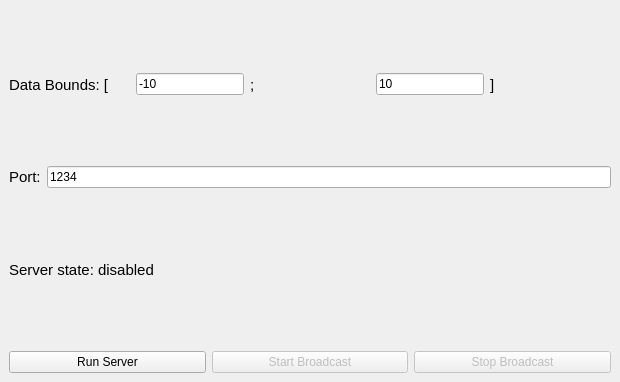
First picture: the form in Third/DataSourceServer/mainwindow.ui, repository xiEight/Tasks, before the edit.
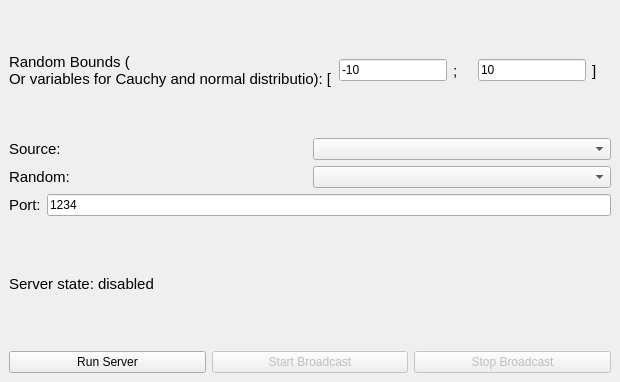
Second picture: the form after the edit.

```diff
--- a/Third/DataSourceServer/mainwindow.ui
+++ b/Third/DataSourceServer/mainwindow.ui
@@ -27,7 +27,8 @@
            </font>
           </property>
           <property name="text">
-           <string>Data Bounds: [</string>
+           <string>Random Bounds (
+Or variables for Cauchy and normal distributio): [</string>
           </property>
          </widget>
         </item>
@@ -83,6 +84,44 @@
         </item>
        </layout>
       </item>
+      <item>
+       <layout class="QHBoxLayout" name="horizontalLayout_3">
+        <item>
+         <widget class="QLabel" name="label_6">
+          <property name="font">
+           <font>
+            <pointsize>11</pointsize>
+           </font>
+          </property>
+          <property name="text">
+           <string>Source:</string>
+          </property>
+         </widget>
+        </item>
+        <item>
+         <widget class="QComboBox" name="comboBox"/>
+        </item>
+       </layout>
+      </item>
+      <item>
+       <layout class="QHBoxLayout" name="horizontalLayout_4">
+        <item>
+         <widget class="QLabel" name="label_7">
+          <property name="font">
+           <font>
+            <pointsize>11</pointsize>
+           </font>
+          </property>
+          <property name="text">
+           <string>Random:</string>
+          </property>
+         </widget>
+        </item>
+        <item>
+         <widget class="QComboBox" name="comboBox_2"/>
+        </item>
+       </layout>
+      </item>
       <item>
        <layout class="QHBoxLayout" name="horizontalLayout_2">
         <item>
```
Left out of the diff: 2 changed lines with no effect on the pictures.
